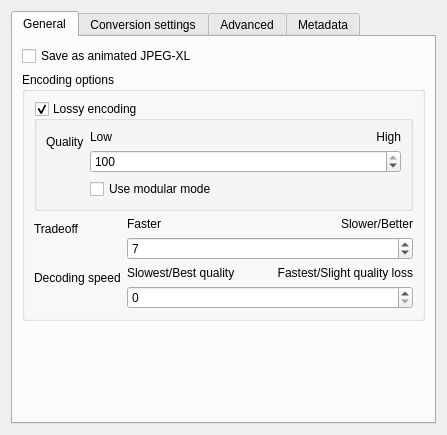
This is plugins/impex/jxl/kis_wdg_options_jpegxl.ui in KDE/krita as Qt 5 draws it before an edit. The edited form follows.
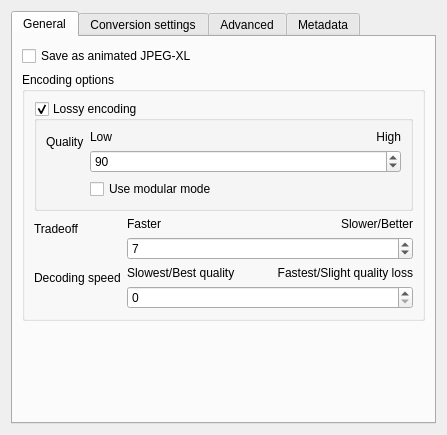
This is the edited form. Custom widgets are drawn as their Qt base class.

Commit message: JPEG-XL: utilize internal profile for lossy export

What changed in the file:
```diff
--- a/plugins/impex/jxl/kis_wdg_options_jpegxl.ui
+++ b/plugins/impex/jxl/kis_wdg_options_jpegxl.ui
@@ -107,7 +107,7 @@
                   <number>100</number>
                  </property>
                  <property name="value">
-                  <number>100</number>
+                  <number>90</number>
                  </property>
                 </widget>
                </item>
```
Left out of the diff: 2 changed lines with no effect on the pictures. The commit also changes 2 other files.
